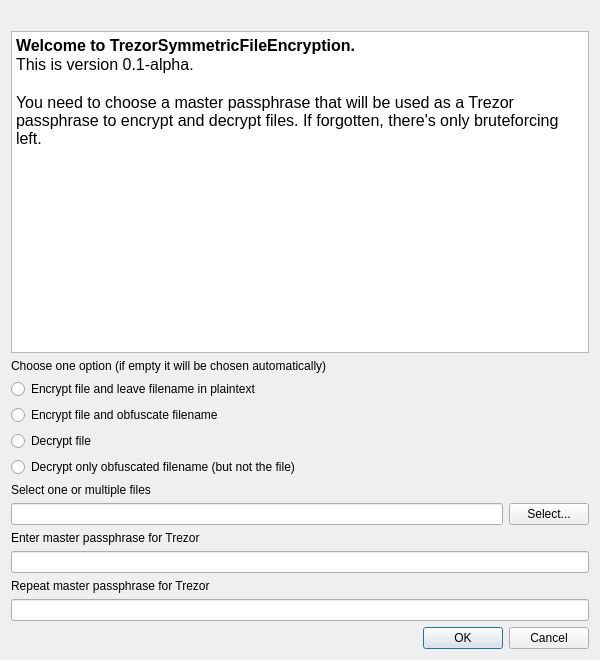
Above: dialog.ui from 8go/TrezorSymmetricFileEncryption before the change. Below: the same form after it.
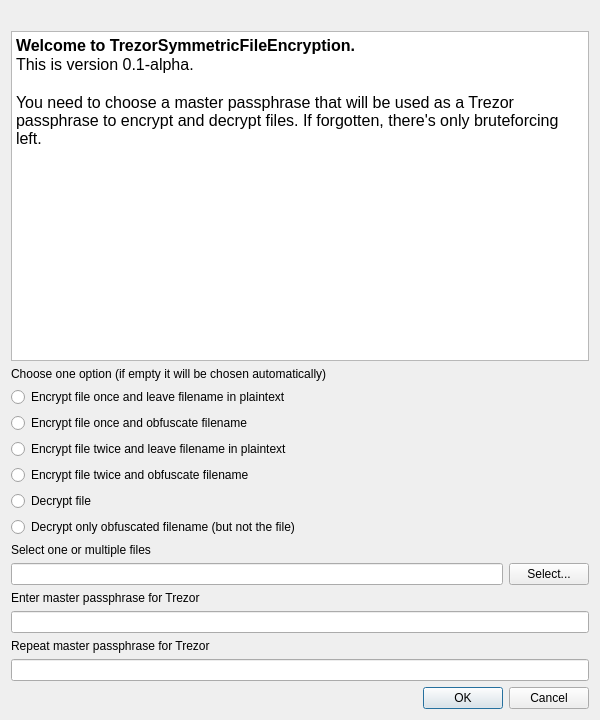
That is the form after the change. Icons and pictures are not drawn.

```diff
--- a/dialog.ui
+++ b/dialog.ui
@@ -7,7 +7,7 @@
     <x>0</x>
     <y>0</y>
     <width>600</width>
-    <height>660</height>
+    <height>720</height>
    </rect>
   </property>
   <property name="sizePolicy">
@@ -103,14 +103,28 @@
    <item>
     <widget class="QRadioButton" name="radioButton1">
      <property name="text">
-      <string>Encrypt file and leave filename in plaintext</string>
+      <string>Encrypt file once and leave filename in plaintext</string>
      </property>
     </widget>
    </item>
    <item>
     <widget class="QRadioButton" name="radioButton2">
      <property name="text">
-      <string>Encrypt file and obfuscate filename</string>
+      <string>Encrypt file once and obfuscate filename</string>
+     </property>
+    </widget>
+   </item>
+   <item>
+    <widget class="QRadioButton" name="radioButton5">
+     <property name="text">
+      <string>Encrypt file twice and leave filename in plaintext</string>
+     </property>
+    </widget>
+   </item>
+   <item>
+    <widget class="QRadioButton" name="radioButton6">
+     <property name="text">
+      <string>Encrypt file twice and obfuscate filename</string>
      </property>
     </widget>
    </item>
```
